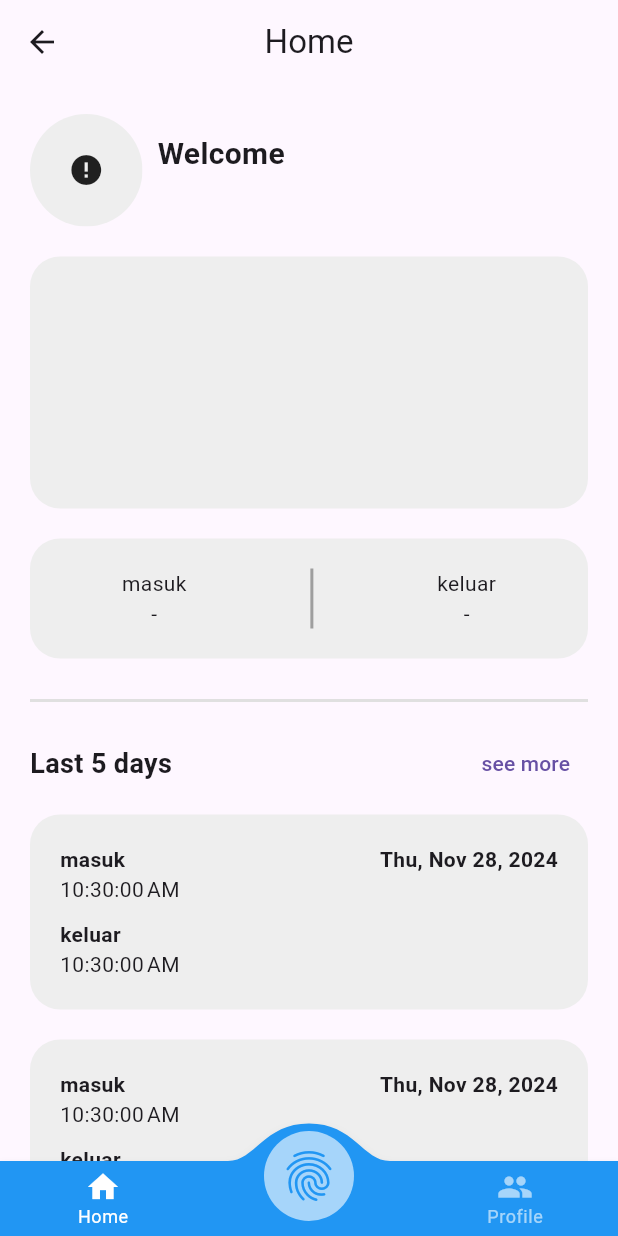
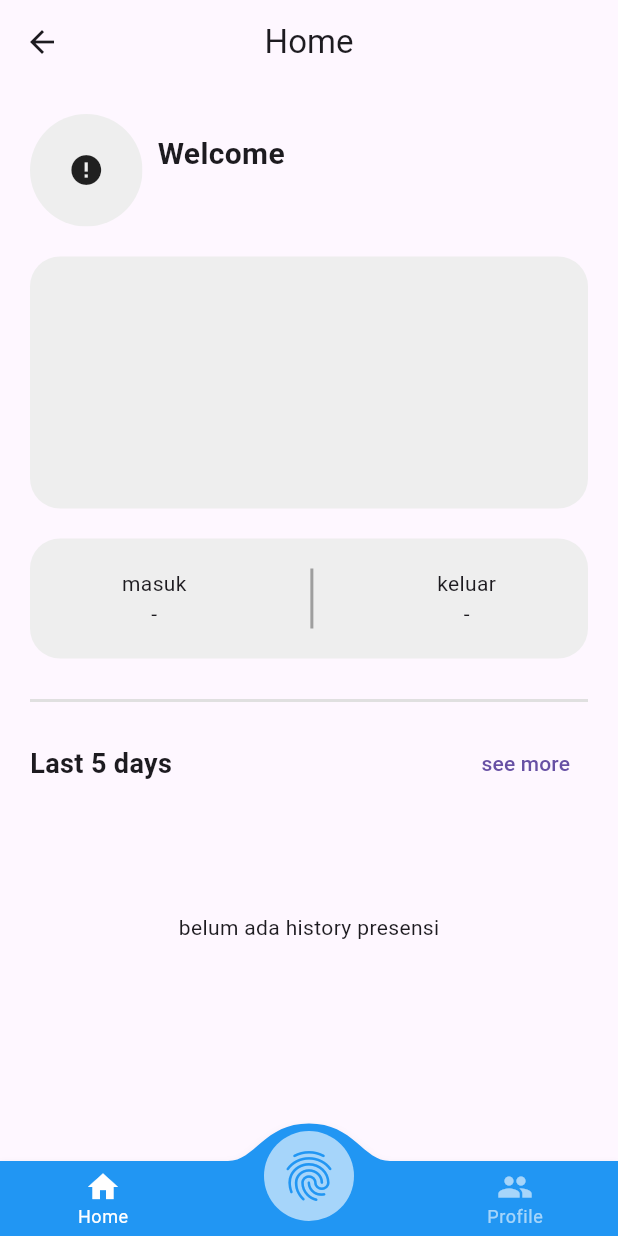
Before and after one commit to FirmanMulyawan/flutter_presence, a Flutter app: the HomeView screen opened by its route, on a phone screen of 412 x 824 dp. Run offline on Flutter 3.47's test engine with Material 3 defaults, Android fonts, the phone set to English and light mode, and no system bars; drawn by our look-alikes of convex_bottom_bar; our stand-ins replace cloud_firestore, firebase_auth, firebase_core, firebase_storage, gap, geocoding and 3 more; accounts and stored records are empty; network calls fail.

```diff
--- a/lib/app/modules/home/views/home_view.dart
+++ b/lib/app/modules/home/views/home_view.dart
@@ -158,11 +158,35 @@ class HomeView extends GetView<HomeController> {
                       ],
                     ),
                     Gap(10),
-                    ListView.builder(
+                    StreamBuilder<QuerySnapshot<Map<String, dynamic>>>(
+                        stream: controller.streamlastPresence(),
+                        builder: (context, snapPresence) {
+                          if (snapPresence.connectionState ==
+                              ConnectionState.waiting) {
+                            return Center(
+                              child: CircularProgressIndicator(),
+                            );
+                          }
+
+                          if (snapPresence.data!.docs.isEmpty ||
+                              snapPresence.data?.docs == null) {
+                            return SizedBox(
+                              height: 150,
+                              child: Center(
+                                child: Text("belum ada history presensi"),
+                              ),
+                            );
+                          }
+                          return ListView.builder(
                             shrinkWrap: true,
                             physics: NeverScrollableScrollPhysics(),
-                      itemCount: 5,
+                            itemCount: snapPresence.data?.docs.length,
                             itemBuilder: (context, index) {
+                              Map<String, dynamic> data = snapPresence
+                                      .data?.docs.reversed
+                                      .toList()[index]
+                                      .data() ??
+                                  {};
                               return Padding(
                                 padding: const EdgeInsets.only(bottom: 20),
                                 child: Material(
@@ -176,37 +200,48 @@ class HomeView extends GetView<HomeController> {
                                     child: Container(
                                       padding: EdgeInsets.all(20),
                                       decoration: BoxDecoration(
-                                    borderRadius: BorderRadius.circular(20)),
+                                          borderRadius:
+                                              BorderRadius.circular(20)),
                                       child: Column(
-                                  crossAxisAlignment: CrossAxisAlignment.start,
+                                        crossAxisAlignment:
+                                            CrossAxisAlignment.start,
                                         children: [
                                           Row(
                                             mainAxisAlignment:
                                                 MainAxisAlignment.spaceBetween,
                                             children: [
                                               Text(
-                                          "masuk",
+                                                "Masuk",
                                                 style: TextStyle(
-                                              fontWeight: FontWeight.bold),
+                                                    fontWeight:
+                                                        FontWeight.bold),
                                               ),
                                               Text(
-                                          DateFormat.yMMMEd()
-                                              .format(DateTime.now()),
+                                                DateFormat.yMMMEd().format(
+                                                    DateTime.parse(
+                                                        data["date"])),
                                                 style: TextStyle(
-                                              fontWeight: FontWeight.bold),
+                                                    fontWeight:
+                                                        FontWeight.bold),
                                               ),
                                             ],
                                           ),
-                                    Text(DateFormat.jms()
-                                        .format(DateTime.now())),
+                                          Text(data["masuk"]?["date"] == null
+                                              ? "-"
+                                              : DateFormat.jms().format(
+                                                  DateTime.parse(
+                                                      data["masuk"]["date"]))),
                                           Gap(10),
                                           Text(
                                             "keluar",
                                             style: TextStyle(
                                                 fontWeight: FontWeight.bold),
                                           ),
-                                    Text(DateFormat.jms()
-                                        .format(DateTime.now())),
+                                          Text(data["keluar"]?["date"] == null
+                                              ? "-"
+                                              : DateFormat.jms().format(
+                                                  DateTime.parse(
+                                                      data["keluar"]["date"]))),
                                         ],
                                       ),
                                     ),
@@ -214,7 +249,8 @@ class HomeView extends GetView<HomeController> {
                                 ),
                               );
                             },
-                    )
+                          );
+                        })
                   ],
                 );
               } else {
```
Also changed, not shown: lib/app/controllers/page_index_controller.dart (+6 -3 lines), lib/app/modules/home/controllers/home_controller.dart (+12 -0 lines). Lines whose indentation alone changed are shown as unchanged.
